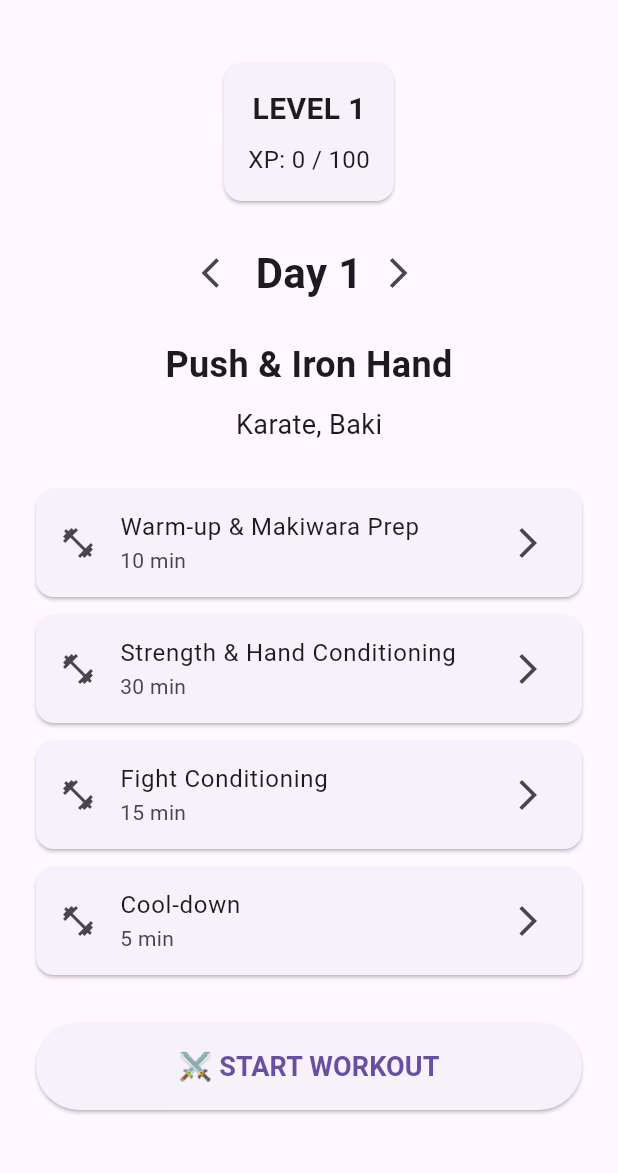
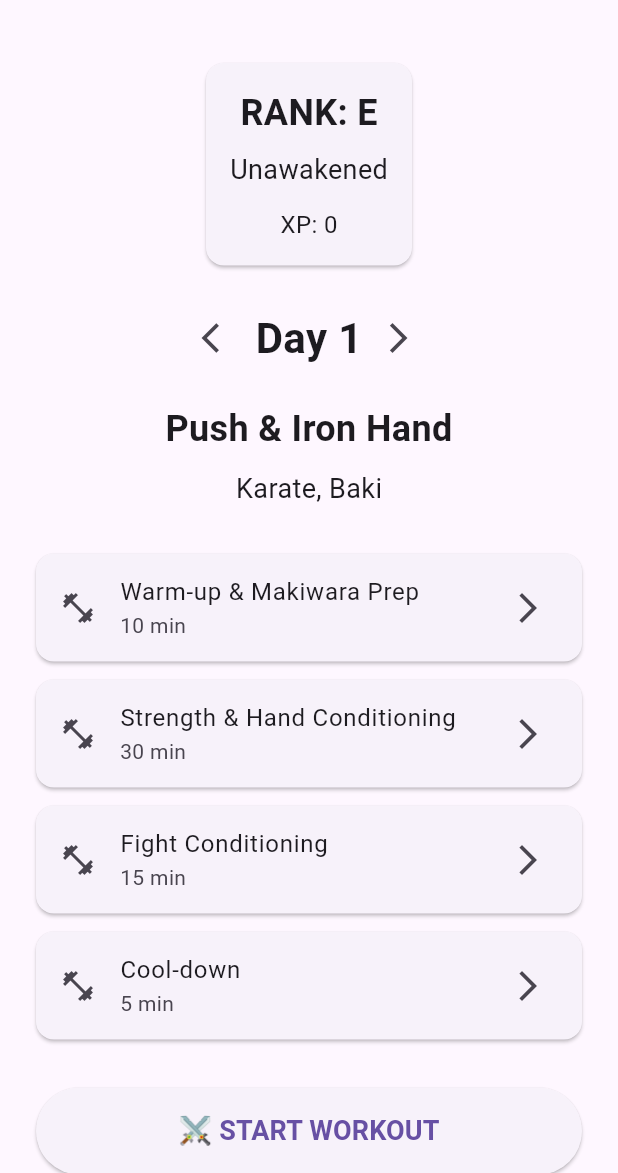
Before and after one commit to vraj24713-sketch/system-awakening, a Flutter app: the screen it shows after launch, on a phone screen of 412 x 824 dp, the part 63-1236 px from its top. Run offline on Flutter 3.47's test engine with Material 3 defaults, Android fonts, the phone set to English and light mode, and no system bars; our stand-ins replace flutter_riverpod.

Commit message:
Added rank progression system

```diff
--- a/lib/providers/xp_provider.dart
+++ b/lib/providers/xp_provider.dart
@@ -1,5 +1,47 @@
 import 'package:flutter_riverpod/flutter_riverpod.dart';
 
-final xpProvider = StateProvider<int>((ref) {
-  return 0;
-});
+final xpProvider = StateProvider<int>((ref) => 0);
+
+const rankThresholds = {
+  'E': 0,
+  'D': 1500,
+  'C': 3000,
+  'B': 9000,
+  'A': 18000,
+  'S': 36500,
+  'S+': 73000,
+  'SS': 146000,
+  'SS+': 255500,
+  'SSS': 500000,
+};
+
+const rankTitles = {
+  'E': 'Unawakened',
+  'D': 'Beginner Hunter',
+  'C': 'Disciplined Hunter',
+  'B': 'Veteran Hunter',
+  'A': 'Elite Hunter',
+  'S': 'Extraordinary',
+  'S+': 'Monarch Candidate',
+  'SS': 'Ascendant',
+  'SS+': 'Transcendent',
+  'SSS': 'Shadow Monarch',
+};
+
+String getRank(int xp) {
+  if (xp >= 500000) return 'SSS';
+  if (xp >= 255500) return 'SS+';
+  if (xp >= 146000) return 'SS';
+  if (xp >= 73000) return 'S+';
+  if (xp >= 36500) return 'S';
+  if (xp >= 18000) return 'A';
+  if (xp >= 9000) return 'B';
+  if (xp >= 3000) return 'C';
+  if (xp >= 1500) return 'D';
+
+  return 'E';
+}
+
+String getTitle(int xp) {
+  return rankTitles[getRank(xp)]!;
+}
--- a/lib/screens/home_screen.dart
+++ b/lib/screens/home_screen.dart
@@ -16,6 +16,8 @@ class HomeScreen extends ConsumerWidget {
   Widget build(BuildContext context, WidgetRef ref) {
     final selectedDay = ref.watch(selectedDayProvider);
     final xp = ref.watch(xpProvider);
+    final rank = getRank(xp);
+    final title = getTitle(xp);
     final workoutAsync = ref.watch(workoutPlanProvider);
 
     return Scaffold(
@@ -38,20 +40,21 @@ class HomeScreen extends ConsumerWidget {
                       padding: const EdgeInsets.all(16),
                       child: Column(
                         children: [
-                          const Text(
-                            'LEVEL 1',
-                            style: TextStyle(
-                              fontSize: 20,
+                          Text(
+                            'RANK: $rank',
+                            style: const TextStyle(
+                              fontSize: 24,
                               fontWeight: FontWeight.bold,
                             ),
                           ),
 
                           const SizedBox(height: 8),
 
-                          Text(
-                            'XP: $xp / 100',
-                            style: const TextStyle(fontSize: 16),
-                          ),
+                          Text(title, style: const TextStyle(fontSize: 18)),
+
+                          const SizedBox(height: 12),
+
+                          Text('XP: $xp', style: const TextStyle(fontSize: 16)),
                         ],
                       ),
                     ),
```
